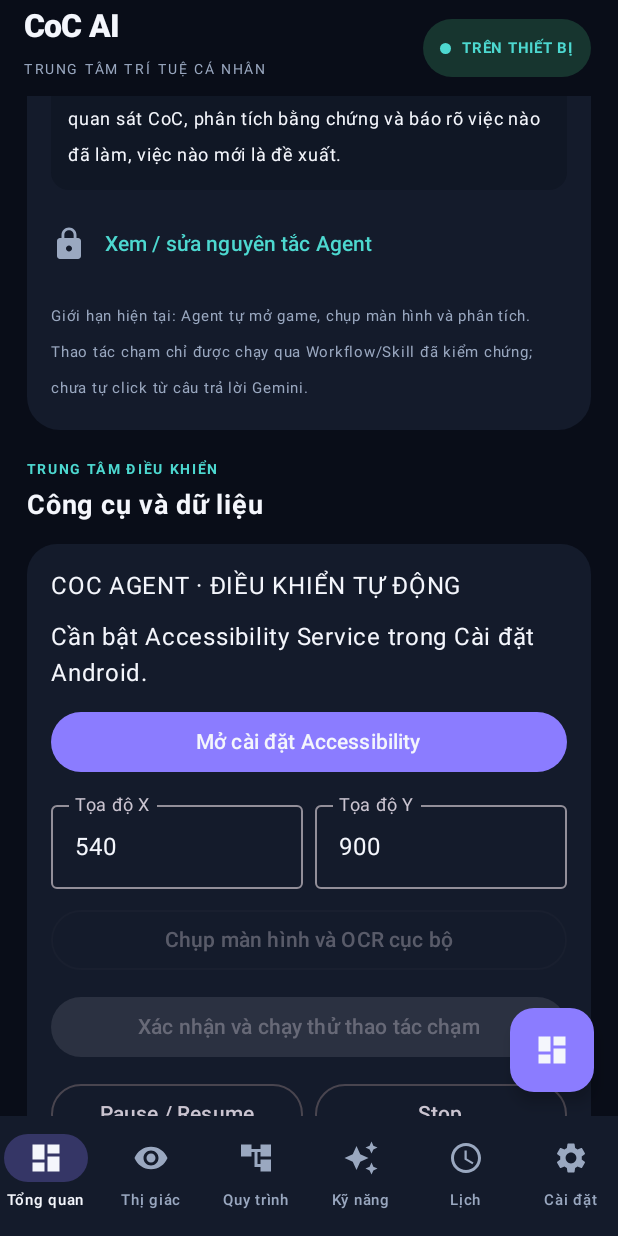
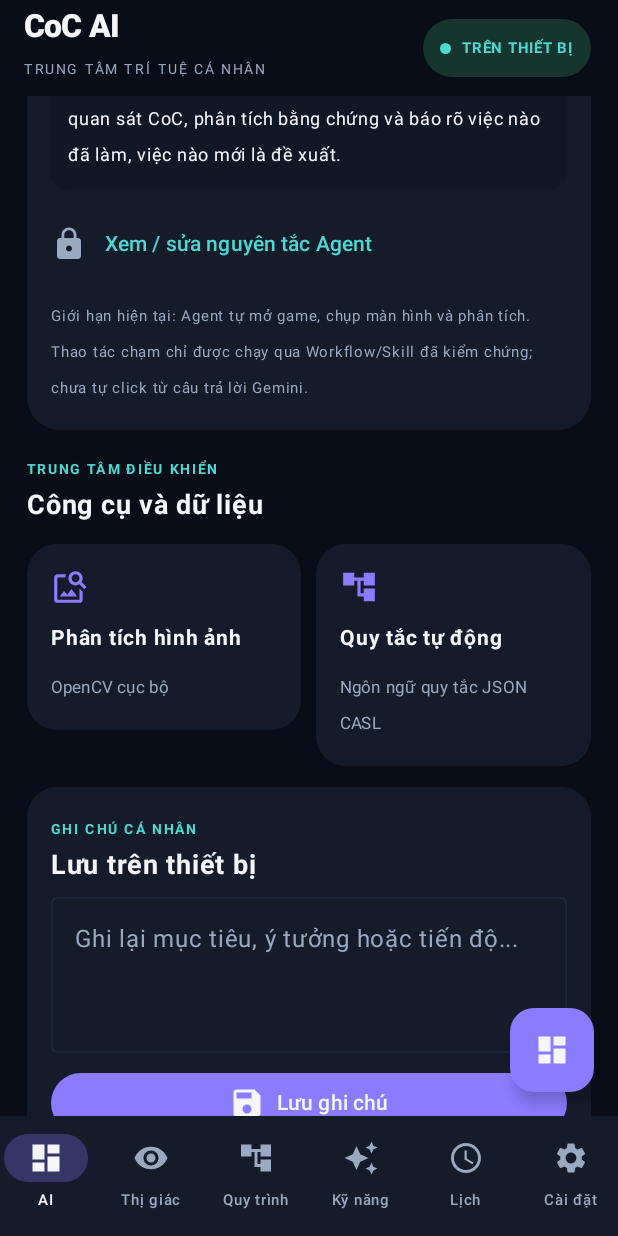
Before and after one commit to Syhung2k7dev/CoC-AI-Assistant, an Android app built with Jetpack Compose: the screen it shows after launch (MainActivity), scrolled down 952 dp, on a phone screen of 412 x 824 dp. Run offline under Robolectric (Android 15) with nearby library versions, the phone set to English and light mode, and no system bars.

Commit message:
Keep manual gesture diagnostics out of the primary AI workspace

```diff
--- a/app/src/main/kotlin/dev/syhung/cocassistant/MainActivity.kt
+++ b/app/src/main/kotlin/dev/syhung/cocassistant/MainActivity.kt
@@ -178,7 +178,7 @@ private fun CoCAssistantApp() {
             bottomBar = {
                 NavigationBar(containerColor = Panel, contentColor = White) {
                     val items = listOf(
-                        "Tổng quan" to Icons.Default.Dashboard,
+                        "AI" to Icons.Default.Dashboard,
                         "Thị giác" to Icons.Default.Visibility,
                         "Quy trình" to Icons.Default.AccountTree,
                         "Kỹ năng" to Icons.Default.AutoAwesome,
@@ -235,7 +235,7 @@ private fun CoCAssistantApp() {
                         }
                         item { CentralAgentStudio(skillRegistry = skillRegistry, apiKey = apiKey, onStatus = { status = it }) }
                         item { SectionHeading("TRUNG TÂM ĐIỀU KHIỂN", "Công cụ và dữ liệu") }
-                        item { PanelCard { AutomationControlPanel(onStatus = { status = it }) } }
+
                         item {
                             Row(horizontalArrangement = Arrangement.spacedBy(10.dp)) {
                                 QuickCard("Phân tích hình ảnh", "OpenCV cục bộ", Icons.Default.ImageSearch, Modifier.weight(1f)) { selectedTab = 1 }
@@ -415,6 +415,7 @@ private fun CoCAssistantApp() {
                     else -> {
                         item { PageIntro("Cài đặt", "Quản lý kết nối AI, quyền thiết bị và dữ liệu.") }
                         item { PanelCard { Text("Kiểm tra quyền Trợ năng", fontWeight = FontWeight.Bold); Text("Bảng điều khiển nâng cao để kiểm tra kết nối và thao tác thử có xác nhận.", color = Muted, fontSize = 12.sp); AutomationControlPanel(onStatus = { status = it }) } }
+                        item { PanelCard { Text("Kiểm tra quyền Trợ năng", fontWeight = FontWeight.Bold); Text("Bảng điều khiển nâng cao để kiểm tra kết nối và thao tác thử có xác nhận.", color = Muted, fontSize = 12.sp); AutomationControlPanel(onStatus = { status = it }) } }
                         item {
                             PanelCard {
                                 Text("Gemini 3.8 Flash", fontWeight = FontWeight.Bold, fontSize = 17.sp)
```
